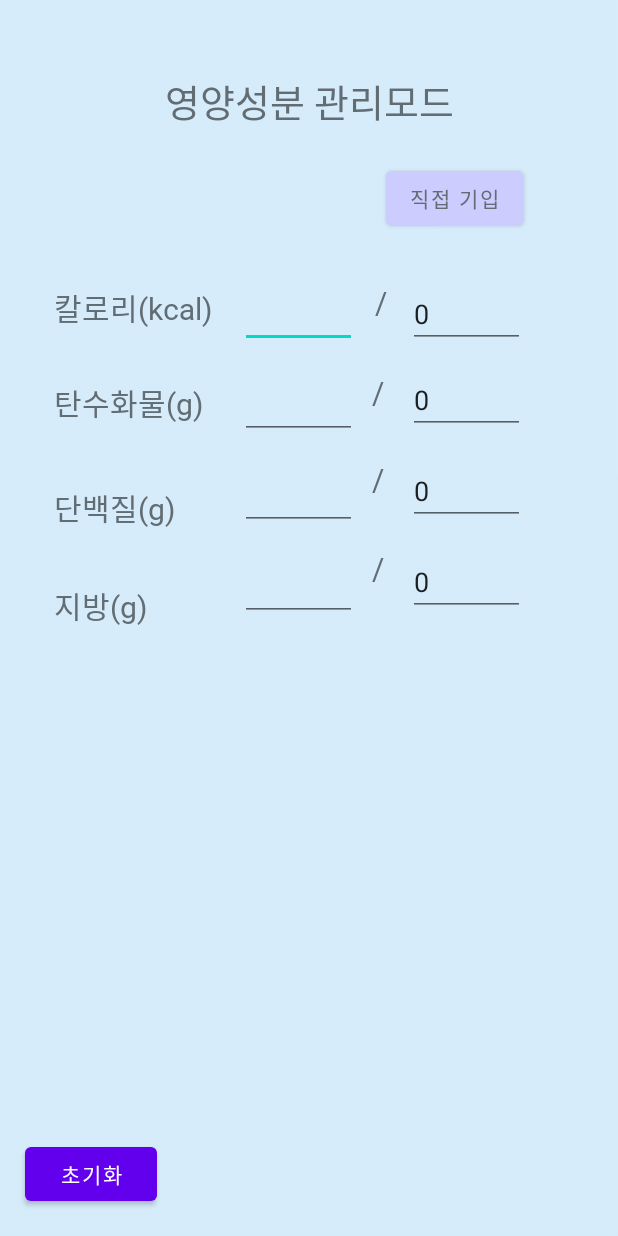
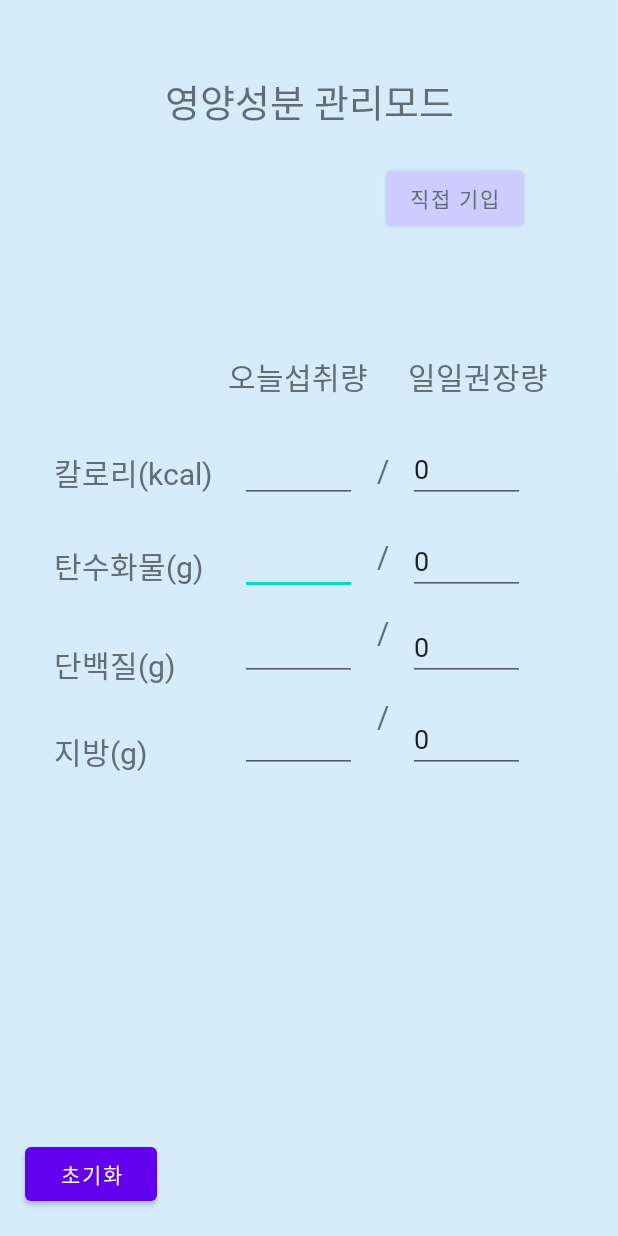
Before and after one commit to crossfit123123/aerocross, an Android app: the ManageNutrient screen opened directly, with no data from a screen before it, on a phone screen of 412 x 824 dp. Run offline under Robolectric (Android 15) with nearby library versions, the phone set to English and light mode, and no system bars; our stand-ins replace Firebase (no records; nobody signed in at launch, a user with empty details on screens opened directly); 6 statements that could not run were skipped.

Commit message:
12.20 final update
-폰트,배치 변경 등 세부적인 gui 수정
-제품사진 업데이트
-발표를 위한 데모버전 완성

```diff
--- a/myapplication/app/src/main/res/layout/activity_camera.xml
+++ b/myapplication/app/src/main/res/layout/activity_camera.xml
@@ -66,6 +66,6 @@
     <ListView
         android:id="@+id/listView"
         android:layout_width="wrap_content"
-        android:layout_height="346dp"></ListView>
+        android:layout_height="307dp"></ListView>
 
 </LinearLayout>
--- a/myapplication/app/src/main/res/layout/activity_managenutrient.xml
+++ b/myapplication/app/src/main/res/layout/activity_managenutrient.xml
@@ -22,12 +22,37 @@
         app:layout_constraintTop_toTopOf="parent" />
 
 
+    <EditText
+        android:id="@+id/섭취탄수화물표시칸"
+        android:layout_width="35pt"
+        android:layout_height="wrap_content"
+        android:layout_marginStart="160dp"
+        android:layout_marginTop="16dp"
+        android:editable="false"
+        android:ems="10"
+        android:fontFamily="@font/gw"
+        android:inputType="date"
+        app:layout_constraintStart_toStartOf="parent"
+        app:layout_constraintTop_toBottomOf="@+id/섭취칼로리표시칸" />
+
+    <EditText
+        android:id="@+id/권장지방표시칸"
+        android:layout_width="35pt"
+        android:layout_height="wrap_content"
+        android:layout_marginStart="272dp"
+        android:layout_marginTop="16dp"
+        android:ems="10"
+        android:fontFamily="@font/gw"
+        android:inputType="date"
+        app:layout_constraintStart_toStartOf="parent"
+        app:layout_constraintTop_toBottomOf="@+id/섭취단백질표시칸" />
+
     <TextView
         android:id="@+id/칼로리"
         android:layout_width="wrap_content"
         android:layout_height="wrap_content"
         android:layout_marginStart="36dp"
-        android:layout_marginTop="190dp"
+        android:layout_marginTop="300dp"
         android:fontFamily="@font/gw"
         android:text="칼로리(kcal)"
         android:textColor="@color/basecolor"
@@ -36,54 +61,168 @@
         app:layout_constraintTop_toTopOf="parent" />
 
     <TextView
-        android:id="@+id/slash1"
+        android:id="@+id/오늘섭취량"
         android:layout_width="wrap_content"
         android:layout_height="wrap_content"
-        android:layout_marginStart="250dp"
-        android:layout_marginTop="188dp"
+        android:layout_marginStart="152dp"
+        android:layout_marginTop="236dp"
         android:fontFamily="@font/gw"
-        android:text="/"
+        android:text="오늘섭취량"
         android:textColor="@color/basecolor"
         android:textSize="20sp"
         app:layout_constraintStart_toStartOf="parent"
         app:layout_constraintTop_toTopOf="parent" />
 
     <TextView
-        android:id="@+id/slash2"
+        android:id="@+id/일일권장량"
         android:layout_width="wrap_content"
         android:layout_height="wrap_content"
-        android:layout_marginStart="248dp"
-        android:layout_marginTop="248dp"
+        android:layout_marginStart="272dp"
+        android:layout_marginTop="236dp"
         android:fontFamily="@font/gw"
-        android:text="/"
+        android:text="일일권장량"
         android:textColor="@color/basecolor"
         android:textSize="20sp"
         app:layout_constraintStart_toStartOf="parent"
         app:layout_constraintTop_toTopOf="parent" />
 
-    <TextView
-        android:id="@+id/slash3"
-        android:layout_width="wrap_content"
+    <EditText
+        android:id="@+id/섭취단백질표시칸"
+        android:layout_width="35pt"
         android:layout_height="wrap_content"
-        android:layout_marginStart="248dp"
-        android:layout_marginTop="306dp"
+        android:layout_marginStart="160dp"
+        android:layout_marginTop="12dp"
+        android:ems="10"
         android:fontFamily="@font/gw"
-        android:text="/"
-        android:textColor="@color/basecolor"
-        android:textSize="20sp"
+        android:inputType="date"
         app:layout_constraintStart_toStartOf="parent"
-        app:layout_constraintTop_toTopOf="parent" />
+        app:layout_constraintTop_toBottomOf="@+id/섭취탄수화물표시칸" />
 
     <TextView
         android:id="@+id/slash4"
         android:layout_width="wrap_content"
         android:layout_height="wrap_content"
-        android:layout_marginStart="248dp"
-        android:layout_marginTop="365dp"
+        android:layout_marginTop="464dp"
         android:fontFamily="@font/gw"
         android:text="/"
         android:textColor="@color/basecolor"
         android:textSize="20sp"
+        app:layout_constraintEnd_toStartOf="@+id/권장지방표시칸"
+        app:layout_constraintStart_toEndOf="@+id/섭취지방표시칸"
+        app:layout_constraintTop_toTopOf="parent" />
+
+    <TextView
+        android:id="@+id/slash1"
+        android:layout_width="wrap_content"
+        android:layout_height="wrap_content"
+        android:layout_marginTop="300dp"
+        android:fontFamily="@font/gw"
+        android:text="/"
+        android:textColor="@color/basecolor"
+        android:textSize="20sp"
+        app:layout_constraintEnd_toStartOf="@+id/권장칼로리표시칸"
+        app:layout_constraintStart_toEndOf="@+id/섭취칼로리표시칸"
+        app:layout_constraintTop_toTopOf="parent" />
+
+    <TextView
+        android:id="@+id/지방"
+        android:layout_width="wrap_content"
+        android:layout_height="wrap_content"
+        android:layout_marginStart="36dp"
+        android:layout_marginTop="28dp"
+        android:fontFamily="@font/gw"
+        android:text="지방(g)"
+        android:textColor="@color/basecolor"
+        android:textSize="20sp"
+        app:layout_constraintStart_toStartOf="parent"
+        app:layout_constraintTop_toBottomOf="@+id/단백질" />
+
+    <TextView
+        android:id="@+id/slash3"
+        android:layout_width="wrap_content"
+        android:layout_height="wrap_content"
+        android:layout_marginTop="408dp"
+        android:fontFamily="@font/gw"
+        android:text="/"
+        android:textColor="@color/basecolor"
+        android:textSize="20sp"
+        app:layout_constraintEnd_toStartOf="@+id/권장단백질표시칸"
+        app:layout_constraintStart_toEndOf="@+id/섭취단백질표시칸"
+        app:layout_constraintTop_toTopOf="parent" />
+
+    <EditText
+        android:id="@+id/섭취지방표시칸"
+        android:layout_width="35pt"
+        android:layout_height="wrap_content"
+        android:layout_marginStart="160dp"
+        android:layout_marginTop="16dp"
+        android:ems="10"
+        android:fontFamily="@font/gw"
+        android:inputType="date"
+        app:layout_constraintStart_toStartOf="parent"
+        app:layout_constraintTop_toBottomOf="@+id/섭취단백질표시칸" />
+
+    <TextView
+        android:id="@+id/slash2"
+        android:layout_width="wrap_content"
+        android:layout_height="wrap_content"
+        android:layout_marginTop="30dp"
+        android:fontFamily="@font/gw"
+        android:text="/"
+        android:textColor="@color/basecolor"
+        android:textSize="20sp"
+        app:layout_constraintEnd_toStartOf="@+id/권장탄수화물표시칸"
+        app:layout_constraintStart_toEndOf="@+id/섭취탄수화물표시칸"
+        app:layout_constraintTop_toBottomOf="@+id/slash1" />
+
+    <EditText
+        android:id="@+id/권장단백질표시칸"
+        android:layout_width="35pt"
+        android:layout_height="wrap_content"
+        android:layout_marginStart="272dp"
+        android:layout_marginTop="12dp"
+        android:ems="10"
+        android:fontFamily="@font/gw"
+        android:inputType="date"
+        app:layout_constraintStart_toStartOf="parent"
+        app:layout_constraintTop_toBottomOf="@+id/섭취탄수화물표시칸" />
+
+    <EditText
+        android:id="@+id/권장칼로리표시칸"
+
+        android:layout_width="35pt"
+        android:layout_height="wrap_content"
+        android:layout_marginStart="272dp"
+        android:layout_marginTop="290dp"
+        android:ems="10"
+        android:fontFamily="@font/gw"
+        android:inputType="date"
+        app:layout_constraintStart_toStartOf="parent"
+        app:layout_constraintTop_toTopOf="parent" />
+
+    <TextView
+        android:id="@+id/단백질"
+        android:layout_width="wrap_content"
+        android:layout_height="wrap_content"
+        android:layout_marginStart="36dp"
+        android:layout_marginTop="36dp"
+        android:fontFamily="@font/gw"
+        android:text="단백질(g)"
+        android:textColor="@color/basecolor"
+        android:textSize="20sp"
+        app:layout_constraintStart_toStartOf="parent"
+        app:layout_constraintTop_toBottomOf="@+id/탄수화물" />
+
+    <EditText
+        android:id="@+id/섭취칼로리표시칸"
+
+        android:layout_width="35pt"
+        android:layout_height="wrap_content"
+        android:layout_marginStart="160dp"
+        android:layout_marginTop="290dp"
+        android:ems="10"
+        android:fontFamily="@font/gw"
+        android:inputType="date"
         app:layout_constraintStart_toStartOf="parent"
         app:layout_constraintTop_toTopOf="parent" />
 
@@ -92,7 +231,7 @@
         android:layout_width="wrap_content"
         android:layout_height="wrap_content"
         android:layout_marginStart="36dp"
-        android:layout_marginTop="33dp"
+        android:layout_marginTop="32dp"
         android:fontFamily="@font/gw"
         android:text="탄수화물(g)"
         android:textColor="@color/basecolor"
@@ -101,122 +240,17 @@
         app:layout_constraintTop_toBottomOf="@+id/칼로리" />
 
     <EditText
-        android:id="@+id/섭취칼로리표시칸"
-
-        android:layout_width="35pt"
-        android:layout_height="wrap_content"
-        android:layout_marginStart="160dp"
-        android:layout_marginTop="100dp"
-        android:ems="10"
-        android:inputType="date"
-        app:layout_constraintStart_toStartOf="parent"
-        app:layout_constraintTop_toBottomOf="@+id/title" />
-
-    <EditText
-        android:id="@+id/권장칼로리표시칸"
-
-        android:layout_width="35pt"
-        android:layout_height="wrap_content"
-        android:layout_marginStart="272dp"
-        android:layout_marginTop="100dp"
-        android:ems="10"
-        android:inputType="date"
-        app:layout_constraintStart_toStartOf="parent"
-        app:layout_constraintTop_toBottomOf="@+id/title" />
-
-    <EditText
-        android:id="@+id/섭취탄수화물표시칸"
-        android:layout_width="35pt"
-        android:layout_height="wrap_content"
-        android:layout_marginStart="160dp"
-        android:layout_marginTop="15dp"
-        android:editable="false"
-        android:ems="10"
-        android:inputType="date"
-        app:layout_constraintStart_toStartOf="parent"
-        app:layout_constraintTop_toBottomOf="@+id/섭취칼로리표시칸" />
-
-    <EditText
         android:id="@+id/권장탄수화물표시칸"
         android:layout_width="35pt"
         android:layout_height="wrap_content"
         android:layout_marginStart="272dp"
-        android:layout_marginTop="12dp"
+        android:layout_marginTop="16dp"
         android:editable="false"
         android:ems="10"
+        android:fontFamily="@font/gw"
         android:inputType="date"
         app:layout_constraintStart_toStartOf="parent"
         app:layout_constraintTop_toBottomOf="@+id/섭취칼로리표시칸" />
-
-    <EditText
-        android:id="@+id/섭취단백질표시칸"
-        android:layout_width="35pt"
-        android:layout_height="wrap_content"
-        android:layout_marginStart="160dp"
-        android:layout_marginTop="15dp"
-        android:ems="10"
-        android:inputType="date"
-        app:layout_constraintStart_toStartOf="parent"
-        app:layout_constraintTop_toBottomOf="@+id/섭취탄수화물표시칸" />
-
-    <EditText
-        android:id="@+id/권장단백질표시칸"
-        android:layout_width="35pt"
-        android:layout_height="wrap_content"
-        android:layout_marginStart="272dp"
-        android:layout_marginTop="12dp"
-        android:ems="10"
-        android:inputType="date"
-        app:layout_constraintStart_toStartOf="parent"
-        app:layout_constraintTop_toBottomOf="@+id/섭취탄수화물표시칸" />
-
-    <EditText
-        android:id="@+id/섭취지방표시칸"
-        android:layout_width="35pt"
-        android:layout_height="wrap_content"
-        android:layout_marginStart="160dp"
-        android:layout_marginTop="15dp"
-        android:ems="10"
-        android:inputType="date"
-        app:layout_constraintStart_toStartOf="parent"
-        app:layout_constraintTop_toBottomOf="@+id/섭취단백질표시칸" />
-
-    <EditText
-        android:id="@+id/권장지방표시칸"
-        android:layout_width="35pt"
-        android:layout_height="wrap_content"
-        android:layout_marginStart="272dp"
-        android:layout_marginTop="12dp"
-        android:ems="10"
-        android:inputType="date"
-        app:layout_constraintStart_toStartOf="parent"
-        app:layout_constraintTop_toBottomOf="@+id/섭취단백질표시칸" />
-
-    <TextView
-        android:id="@+id/단백질"
-        android:layout_width="wrap_content"
-        android:layout_height="wrap_content"
-        android:layout_marginStart="36dp"
-        android:layout_marginTop="40dp"
-        android:fontFamily="@font/gw"
-        android:text="단백질(g)"
-        android:textColor="@color/basecolor"
-        android:textSize="20sp"
-        app:layout_constraintStart_toStartOf="parent"
-        app:layout_constraintTop_toBottomOf="@+id/탄수화물" />
-
-    <TextView
-        android:id="@+id/지방"
-        android:layout_width="wrap_content"
-        android:layout_height="wrap_content"
-        android:layout_marginStart="36dp"
-        android:layout_marginTop="35dp"
-        android:fontFamily="@font/gw"
-        android:text="지방(g)"
-        android:textColor="@color/basecolor"
-        android:textSize="20sp"
-        app:layout_constraintStart_toStartOf="parent"
-        app:layout_constraintTop_toBottomOf="@+id/단백질" />
 
     <TextView
         android:id="@+id/title"
@@ -242,7 +276,9 @@
         android:text="초기화"
         app:layout_constraintBottom_toBottomOf="parent"
         app:layout_constraintEnd_toEndOf="parent"
-        app:layout_constraintStart_toStartOf="parent" />
+        app:layout_constraintStart_toStartOf="parent"
+        android:fontFamily="@font/gw"
+        />
 
 
 </androidx.constraintlayout.widget.ConstraintLayout>
```
Also changed, not shown: myapplication/app/src/main/java/com/example/myapplication/Camera.java (+19 -1 lines), myapplication/app/src/main/res/layout/activity_manageprivacy.xml (+7 -4 lines), myapplication/app/src/main/res/layout/listview_item.xml (+78 -20 lines), myapplication/app/src/main/res/drawable/product1.png (added), myapplication/app/src/main/res/drawable/product2.png (added), myapplication/app/src/main/res/drawable/product3.png (added), myapplication/app/src/main/res/drawable/product4.png (added), myapplication/app/src/main/res/drawable/product5.png (added).
